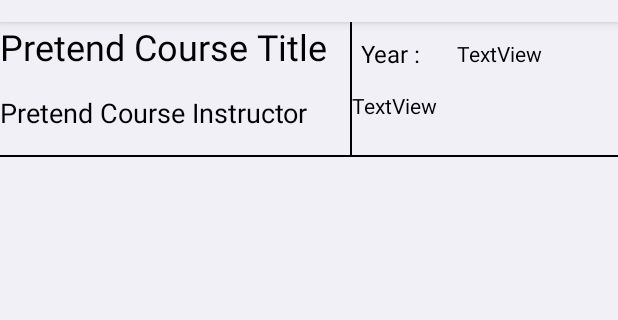
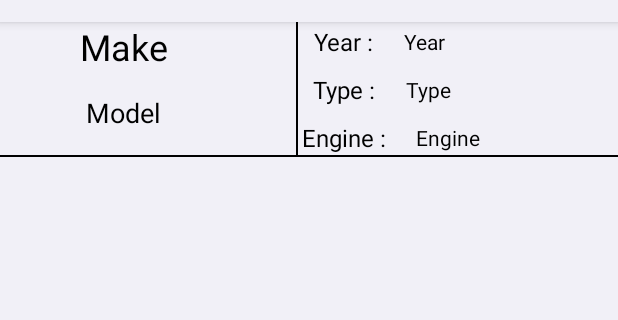
Before and after one commit to BD103875/FinalProject, an Android app: the layout list_item_layout.xml on its own in the app's theme, with its tools: preview values and no code run, on a phone screen of 412 x 824 dp, the part 62-382 px from its top. Run offline under Robolectric (Android 15) with nearby library versions, the phone set to English and light mode, and no system bars.

```diff
--- a/app/src/main/java/com/example/finalproject/Motorcycle.kt
+++ b/app/src/main/java/com/example/finalproject/Motorcycle.kt
@@ -1,3 +1,3 @@
 package com.example.finalproject
 
-data class Motorcycle(val make : String, val model : String, val year : Int)
+data class Motorcycle(val make : String, val model : String, val year : Int, val type : String, val engine : String)
--- /dev/null
+++ b/app/src/main/java/com/example/finalproject/MotorcycleAdapter.kt
@@ -0,0 +1,21 @@
+package com.example.finalproject
+
+import android.view.LayoutInflater
+import android.view.ViewGroup
+import androidx.recyclerview.widget.RecyclerView
+import com.example.finalproject.databinding.ListItemLayoutBinding
+class MotorcycleAdapter(val motorcycleList : List<Motorcycle>) : RecyclerView.Adapter<MotorcycleViewHolder>() {
+    override fun onCreateViewHolder(parent: ViewGroup, viewType: Int): MotorcycleViewHolder {
+        val binding = ListItemLayoutBinding.inflate(LayoutInflater.from(parent.context), parent, false)
+        return MotorcycleViewHolder(binding)
+    }
+
+    override fun getItemCount(): Int {
+        return motorcycleList.size
+    }
+
+    override fun onBindViewHolder(currentViewHolder: MotorcycleViewHolder, position: Int) {
+        val currentMotorcycle = motorcycleList[position]
+        currentViewHolder.bindMotorcycle(currentMotorcycle)
+    }
+}
--- a/app/src/main/java/com/example/finalproject/MotorcycleFragment.kt
+++ b/app/src/main/java/com/example/finalproject/MotorcycleFragment.kt
@@ -60,7 +60,6 @@ class MotorcycleFragment : Fragment() {
                 Toast.makeText(context, R.string.enterValidMakeToast, Toast.LENGTH_SHORT).show()
                 counter++
 
-
                 if (counter == checkValue) {
                     checkValue += 3
                         val alertDialogBuilder =
--- a/app/src/main/java/com/example/finalproject/MotorcycleViewHolder.kt
+++ b/app/src/main/java/com/example/finalproject/MotorcycleViewHolder.kt
@@ -7,6 +7,10 @@ class MotorcycleViewHolder(val binding : ListItemLayoutBinding) : RecyclerView.V
 
     fun bindMotorcycle(motorcycle: Motorcycle){
         currentMotorcycle = motorcycle
-
+        binding.motorcycleMake.text = currentMotorcycle.make
+        binding.motorcycleModel.text = currentMotorcycle.model
+        binding.year.text = currentMotorcycle.year.toString()
+        binding.type.text = currentMotorcycle.type
+        binding.engine.text = currentMotorcycle.engine
     }
 }
--- a/app/src/main/java/com/example/finalproject/RecyclerView.kt
+++ b/app/src/main/java/com/example/finalproject/RecyclerView.kt
@@ -19,6 +19,8 @@ class RecyclerView : Fragment() {
         _binding = FragmentRecyclerViewBinding.inflate(inflater, container, false)
 
 
+
+
         return binding.root
     }
     }
--- a/app/src/main/res/layout/list_item_layout.xml
+++ b/app/src/main/res/layout/list_item_layout.xml
@@ -1,9 +1,9 @@
 <?xml version="1.0" encoding="utf-8"?>
 <androidx.constraintlayout.widget.ConstraintLayout xmlns:android="http://schemas.android.com/apk/res/android"
+    xmlns:app="http://schemas.android.com/apk/res-auto"
+    xmlns:tools="http://schemas.android.com/tools"
     android:layout_width="match_parent"
-    android:layout_height="wrap_content"
-    xmlns:tools="http://schemas.android.com/tools"
-    xmlns:app="http://schemas.android.com/apk/res-auto">
+    android:layout_height="wrap_content">
 
     <TextView
         android:id="@+id/motorcycleMake"
@@ -11,9 +11,10 @@
         android:layout_height="wrap_content"
         android:textColor="#000000"
         android:textSize="24sp"
+        app:layout_constraintEnd_toStartOf="@+id/guideline9"
         app:layout_constraintStart_toStartOf="parent"
         app:layout_constraintTop_toTopOf="parent"
-        tools:text="Pretend Course Title" />
+        tools:text="Make" />
 
     <TextView
         android:id="@+id/motorcycleModel"
@@ -22,9 +23,10 @@
         android:layout_marginTop="15dp"
         android:textColor="#000000"
         android:textSize="18sp"
+        app:layout_constraintEnd_toStartOf="@+id/guideline9"
         app:layout_constraintStart_toStartOf="parent"
         app:layout_constraintTop_toBottomOf="@id/motorcycleMake"
-        tools:text="Pretend Course Instructor" />
+        tools:text="Model" />
 
     <TextView
         android:id="@+id/textView"
@@ -39,7 +41,7 @@
         android:id="@+id/textView2"
         android:layout_width="1dp"
         android:layout_height="0dp"
-        android:layout_marginStart="15dp"
+        android:layout_marginStart="85dp"
         android:background="#000000"
         app:layout_constraintBottom_toBottomOf="parent"
         app:layout_constraintStart_toEndOf="@+id/motorcycleMake"
@@ -49,9 +51,9 @@
         android:id="@+id/motorcycleYear"
         android:layout_width="wrap_content"
         android:layout_height="wrap_content"
-        android:layout_marginStart="7dp"
-        android:layout_marginTop="10dp"
-        android:text="Year : "
+        android:layout_marginStart="12dp"
+        android:layout_marginTop="2dp"
+        android:text="@string/years"
         android:textColor="#000000"
         android:textSize="16sp"
         app:layout_constraintStart_toStartOf="@+id/textView2"
@@ -62,21 +64,64 @@
         android:layout_width="wrap_content"
         android:layout_height="wrap_content"
         android:layout_marginStart="20dp"
-        android:text="TextView"
         android:textColor="#000000"
         app:layout_constraintBottom_toBottomOf="@+id/motorcycleYear"
         app:layout_constraintStart_toEndOf="@+id/motorcycleYear"
-        app:layout_constraintTop_toTopOf="@+id/motorcycleYear" />
+        app:layout_constraintTop_toTopOf="@+id/motorcycleYear"
+        tools:text="Year" />
 
     <TextView
         android:id="@+id/motorcycleType"
         android:layout_width="wrap_content"
         android:layout_height="wrap_content"
-        android:layout_marginTop="14dp"
-        android:text="TextView"
+        android:layout_marginTop="10dp"
+        android:text="@string/type"
         android:textColor="#000000"
+        android:textSize="16sp"
         app:layout_constraintEnd_toEndOf="@+id/motorcycleYear"
         app:layout_constraintStart_toStartOf="@+id/motorcycleYear"
         app:layout_constraintTop_toBottomOf="@+id/motorcycleYear" />
 
+    <TextView
+        android:id="@+id/motorcycleEngine"
+        android:layout_width="wrap_content"
+        android:layout_height="wrap_content"
+        android:layout_marginTop="10dp"
+        android:text="@string/engine"
+        android:textColor="#000000"
+        android:textSize="16sp"
+        app:layout_constraintEnd_toEndOf="@+id/motorcycleType"
+        app:layout_constraintStart_toStartOf="@+id/motorcycleType"
+        app:layout_constraintTop_toBottomOf="@+id/motorcycleType" />
+
+    <TextView
+        android:id="@+id/type"
+        android:layout_width="wrap_content"
+        android:layout_height="wrap_content"
+        android:layout_marginStart="20dp"
+        android:textColor="#000000"
+        android:textSize="14sp"
+        app:layout_constraintBottom_toBottomOf="@+id/motorcycleType"
+        app:layout_constraintStart_toEndOf="@+id/motorcycleType"
+        app:layout_constraintTop_toTopOf="@+id/motorcycleType"
+        tools:text="Type" />
+
+    <androidx.constraintlayout.widget.Guideline
+        android:id="@+id/guideline9"
+        android:layout_width="wrap_content"
+        android:layout_height="wrap_content"
+        android:orientation="vertical"
+        app:layout_constraintGuide_percent="0.4" />
+
+    <TextView
+        android:id="@+id/engine"
+        android:layout_width="wrap_content"
+        android:layout_height="wrap_content"
+        android:layout_marginStart="20dp"
+        tools:text="Engine"
+        android:textColor="#000000"
+        app:layout_constraintBottom_toBottomOf="@+id/motorcycleEngine"
+        app:layout_constraintStart_toEndOf="@+id/motorcycleEngine"
+        app:layout_constraintTop_toTopOf="@+id/motorcycleEngine" />
+
 </androidx.constraintlayout.widget.ConstraintLayout>
--- a/app/src/main/res/values/strings.xml
+++ b/app/src/main/res/values/strings.xml
@@ -18,4 +18,7 @@
     <string name="questions">Questions?</string>
     <string name="if_you_re_having_trouble_selecting_or_finding_you_re_perferred_motorcycle_make_sure_to_use_proper_capitalization_and_check_for_grammar_errors_enter_the_make_exactly_as_is_for_example_if_you_wanted_harley_davidson_enter_quot_harley_davidson_quot">If you\'re having trouble selecting or finding you\'re perferred motorcycle make sure to use proper capitalization and check for grammar errors. Enter the make exactly as is, for example if you wanted Harley Davidson enter \"Harley-Davidson\"</string>
     <string name="need_more_help">Need more help?</string>
+    <string name="type">Type :</string>
+    <string name="engine">Engine :</string>
+    <string name="years">Year :</string>
 </resources>
```
